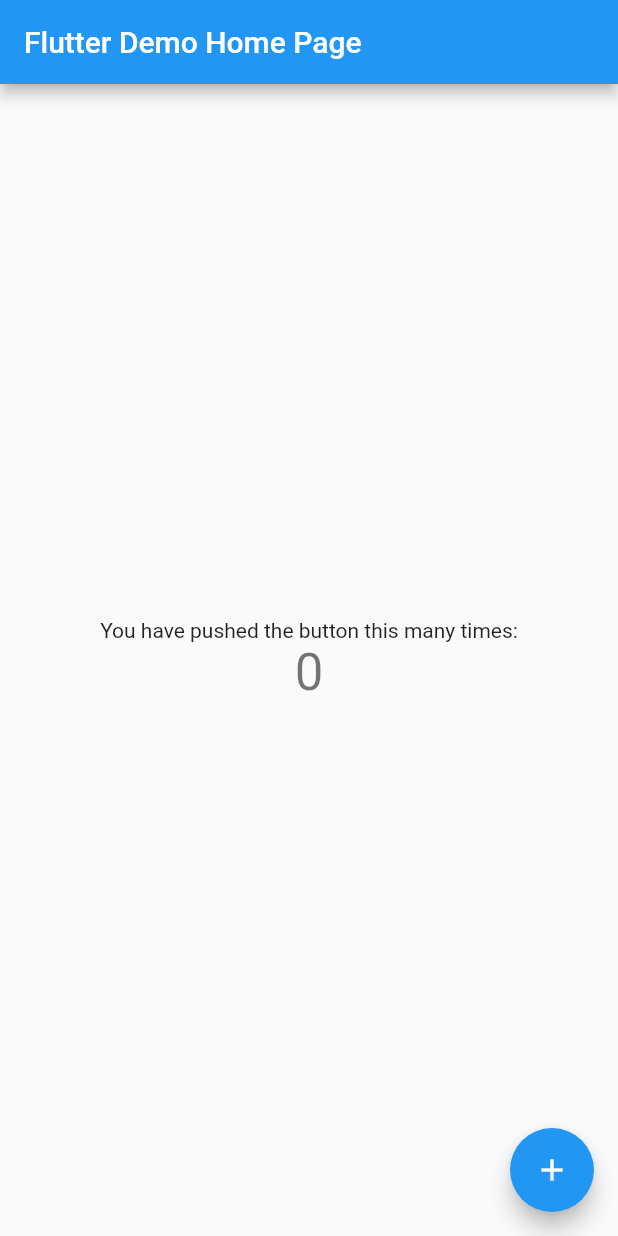
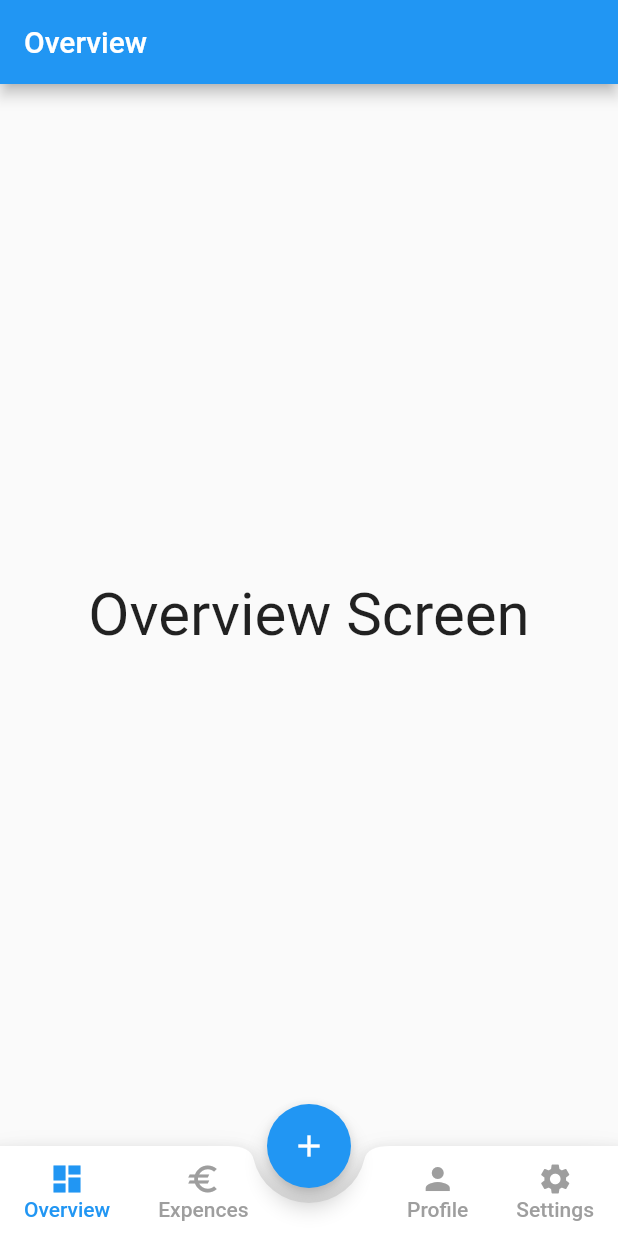
Before and after one commit to forgedis/savethem, a Flutter app: the screen it shows after launch, on a phone screen of 412 x 824 dp. Run offline on Flutter 3.47's test engine with Material 2 defaults, Android fonts, the phone set to English and light mode, and no system bars.

Commit message:
bottom navigation bar created

```diff
--- /dev/null
+++ b/lib/home.dart
@@ -0,0 +1,166 @@
+import 'package:flutter/material.dart';
+import 'package:flutter/services.dart';
+import 'package:savethem/pages/addReceipt.dart';
+import 'package:savethem/pages/expences.dart';
+import 'package:savethem/pages/overview.dart';
+import 'package:savethem/pages/profile.dart';
+import 'package:savethem/pages/settings.dart';
+
+class Homepage extends StatefulWidget {
+  const Homepage({Key? key}) : super(key: key);
+
+  @override
+  State<Homepage> createState() => _HomepageState();
+}
+
+class _HomepageState extends State<Homepage> {
+  int currentTab = 0;
+  final List<Widget> screens = [
+    Overview(),
+    Profile(),
+    Settings(),
+    Expences(),
+    AddReceipt()
+  ];
+
+  final PageStorageBucket bucket = PageStorageBucket();
+  Widget currentScreen = Overview();
+
+  @override
+  Widget build(BuildContext context) {
+    return Scaffold(
+      body: PageStorage(bucket: bucket, child: currentScreen),
+      floatingActionButton: FloatingActionButton(
+        child: Icon(Icons.add),
+        onPressed: () {
+          setState(() {
+            currentScreen = AddReceipt();
+            currentTab = 4;
+          });
+        },
+      ),
+      floatingActionButtonLocation: FloatingActionButtonLocation.centerDocked,
+      bottomNavigationBar: BottomAppBar(
+        shape: CircularNotchedRectangle(),
+        notchMargin: 10,
+        child: Container(
+          height: 60,
+          child: Row(
+            mainAxisAlignment: MainAxisAlignment.spaceBetween,
+            children: [
+              //Left side of bottom bar
+              Row(
+                crossAxisAlignment: CrossAxisAlignment.start,
+                children: [
+                  MaterialButton(
+                    minWidth: 40,
+                    onPressed: () {
+                      setState(() {
+                        currentScreen = Overview();
+                        currentTab = 0;
+                      });
+                    },
+                    child: Column(
+                      mainAxisAlignment: MainAxisAlignment.center,
+                      children: [
+                        Icon(
+                          Icons.dashboard,
+                          color: currentTab == 0 ? Colors.blue : Colors.grey,
+                        ),
+                        Text(
+                          'Overview',
+                          style: TextStyle(
+                              color:
+                                  currentTab == 0 ? Colors.blue : Colors.grey),
+                        )
+                      ],
+                    ),
+                  ),
+                  MaterialButton(
+                    minWidth: 40,
+                    onPressed: () {
+                      setState(() {
+                        currentScreen = Expences();
+                        currentTab = 1;
+                      });
+                    },
+                    child: Column(
+                      mainAxisAlignment: MainAxisAlignment.center,
+                      children: [
+                        Icon(
+                          Icons.euro,
+                          color: currentTab == 1 ? Colors.blue : Colors.grey,
+                        ),
+                        Text(
+                          'Expences',
+                          style: TextStyle(
+                              color:
+                                  currentTab == 1 ? Colors.blue : Colors.grey),
+                        )
+                      ],
+                    ),
+                  ),
+                ],
+              ),
+
+              //Right side of bottom bar
+              Row(
+                crossAxisAlignment: CrossAxisAlignment.start,
+                children: [
+                  MaterialButton(
+                    minWidth: 40,
+                    onPressed: () {
+                      setState(() {
+                        currentScreen = Profile();
+                        currentTab = 2;
+                      });
+                    },
+                    child: Column(
+                      mainAxisAlignment: MainAxisAlignment.center,
+                      children: [
+                        Icon(
+                          Icons.person,
+                          color: currentTab == 2 ? Colors.blue : Colors.grey,
+                        ),
+                        Text(
+                          'Profile',
+                          style: TextStyle(
+                              color:
+                                  currentTab == 2 ? Colors.blue : Colors.grey),
+                        )
+                      ],
+                    ),
+                  ),
+                  MaterialButton(
+                    minWidth: 40,
+                    onPressed: () {
+                      setState(() {
+                        currentScreen = Settings();
+                        currentTab = 3;
+                      });
+                    },
+                    child: Column(
+                      mainAxisAlignment: MainAxisAlignment.center,
+                      children: [
+                        Icon(
+                          Icons.settings,
+                          color: currentTab == 3 ? Colors.blue : Colors.grey,
+                        ),
+                        Text(
+                          'Settings',
+                          style: TextStyle(
+                              color:
+                                  currentTab == 3 ? Colors.blue : Colors.grey),
+                        )
+                      ],
+                    ),
+                  ),
+                ],
+              ),
+            ],
+          ),
+        ),
+      ),
+    );
+  }
+}
--- a/lib/main.dart
+++ b/lib/main.dart
@@ -1,115 +1,24 @@
 import 'package:flutter/material.dart';
+
+import 'home.dart';
 
 void main() {
   runApp(const MyApp());
 }
 
 class MyApp extends StatelessWidget {
-  const MyApp({super.key});
+  const MyApp({Key? key}) : super(key: key);
 
-  // This widget is the root of your application.
   @override
   Widget build(BuildContext context) {
     return MaterialApp(
-      title: 'Flutter Demo',
+      title: 'Test',
       theme: ThemeData(
-        // This is the theme of your application.
-        //
-        // Try running your application with "flutter run". You'll see the
-        // application has a blue toolbar. Then, without quitting the app, try
-        // changing the primarySwatch below to Colors.green and then invoke
-        // "hot reload" (press "r" in the console where you ran "flutter run",
-        // or simply save your changes to "hot reload" in a Flutter IDE).
-        // Notice that the counter didn't reset back to zero; the application
-        // is not restarted.
         primarySwatch: Colors.blue,
+        visualDensity: VisualDensity.adaptivePlatformDensity,
       ),
-      home: const MyHomePage(title: 'Flutter Demo Home Page'),
+      home: Homepage(),
+      debugShowCheckedModeBanner: false,
     );
   }
 }
-
-class MyHomePage extends StatefulWidget {
-  const MyHomePage({super.key, required this.title});
-
-  // This widget is the home page of your application. It is stateful, meaning
-  // that it has a State object (defined below) that contains fields that affect
-  // how it looks.
-
-  // This class is the configuration for the state. It holds the values (in this
-  // case the title) provided by the parent (in this case the App widget) and
-  // used by the build method of the State. Fields in a Widget subclass are
-  // always marked "final".
-
-  final String title;
-
-  @override
-  State<MyHomePage> createState() => _MyHomePageState();
-}
-
-class _MyHomePageState extends State<MyHomePage> {
-  int _counter = 0;
-
-  void _incrementCounter() {
-    setState(() {
-      // This call to setState tells the Flutter framework that something has
-      // changed in this State, which causes it to rerun the build method below
-      // so that the display can reflect the updated values. If we changed
-      // _counter without calling setState(), then the build method would not be
-      // called again, and so nothing would appear to happen.
-      _counter++;
-    });
-  }
-
-  @override
-  Widget build(BuildContext context) {
-    // This method is rerun every time setState is called, for instance as done
-    // by the _incrementCounter method above.
-    //
-    // The Flutter framework has been optimized to make rerunning build methods
-    // fast, so that you can just rebuild anything that needs updating rather
-    // than having to individually change instances of widgets.
-    return Scaffold(
-      appBar: AppBar(
-        // Here we take the value from the MyHomePage object that was created by
-        // the App.build method, and use it to set our appbar title.
-        title: Text(widget.title),
-      ),
-      body: Center(
-        // Center is a layout widget. It takes a single child and positions it
-        // in the middle of the parent.
-        child: Column(
-          // Column is also a layout widget. It takes a list of children and
-          // arranges them vertically. By default, it sizes itself to fit its
-          // children horizontally, and tries to be as tall as its parent.
-          //
-          // Invoke "debug painting" (press "p" in the console, choose the
-          // "Toggle Debug Paint" action from the Flutter Inspector in Android
-          // Studio, or the "Toggle Debug Paint" command in Visual Studio Code)
-          // to see the wireframe for each widget.
-          //
-          // Column has various properties to control how it sizes itself and
-          // how it positions its children. Here we use mainAxisAlignment to
-          // center the children vertically; the main axis here is the vertical
-          // axis because Columns are vertical (the cross axis would be
-          // horizontal).
-          mainAxisAlignment: MainAxisAlignment.center,
-          children: <Widget>[
-            const Text(
-              'You have pushed the button this many times:',
-            ),
-            Text(
-              '$_counter',
-              style: Theme.of(context).textTheme.headline4,
-            ),
-          ],
-        ),
-      ),
-      floatingActionButton: FloatingActionButton(
-        onPressed: _incrementCounter,
-        tooltip: 'Increment',
-        child: const Icon(Icons.add),
-      ), // This trailing comma makes auto-formatting nicer for build methods.
-    );
-  }
-}
--- /dev/null
+++ b/lib/pages/addReceipt.dart
@@ -0,0 +1,20 @@
+import 'package:flutter/material.dart';
+
+class AddReceipt extends StatefulWidget {
+  const AddReceipt({Key? key}) : super(key: key);
+
+  @override
+  State<AddReceipt> createState() => _AddReceiptState();
+}
+
+class _AddReceiptState extends State<AddReceipt> {
+  @override
+  Widget build(BuildContext context) {
+    return Scaffold(
+      appBar: AppBar(title: Text('Add Receipt')),
+      body: Center(
+        child: Text('Add Receipt Screen', style: TextStyle(fontSize: 40)),
+      ),
+    );
+  }
+}
--- /dev/null
+++ b/lib/pages/expences.dart
@@ -0,0 +1,20 @@
+import 'package:flutter/material.dart';
+
+class Expences extends StatefulWidget {
+  const Expences({Key? key}) : super(key: key);
+
+  @override
+  State<Expences> createState() => _ExpencesState();
+}
+
+class _ExpencesState extends State<Expences> {
+  @override
+  Widget build(BuildContext context) {
+    return Scaffold(
+      appBar: AppBar(title: Text('Expences')),
+      body: Center(
+        child: Text('Expences Screen', style: TextStyle(fontSize: 40)),
+      ),
+    );
+  }
+}
--- /dev/null
+++ b/lib/pages/overview.dart
@@ -0,0 +1,25 @@
+import 'package:flutter/material.dart';
+import 'package:flutter/services.dart';
+
+class Overview extends StatefulWidget {
+  const Overview({Key? key}) : super(key: key);
+
+  @override
+  State<Overview> createState() => _OverviewState();
+}
+
+class _OverviewState extends State<Overview> {
+  @override
+  Widget build(BuildContext context) {
+    return Scaffold(
+      appBar: AppBar(
+        title: Text('Overview'),
+        systemOverlayStyle:
+            SystemUiOverlayStyle(statusBarColor: Colors.transparent),
+      ),
+      body: Center(
+        child: Text('Overview Screen', style: TextStyle(fontSize: 40)),
+      ),
+    );
+  }
+}
--- /dev/null
+++ b/lib/pages/profile.dart
@@ -0,0 +1,20 @@
+import 'package:flutter/material.dart';
+
+class Profile extends StatefulWidget {
+  const Profile({Key? key}) : super(key: key);
+
+  @override
+  State<Profile> createState() => _ProfileState();
+}
+
+class _ProfileState extends State<Profile> {
+  @override
+  Widget build(BuildContext context) {
+    return Scaffold(
+      appBar: AppBar(title: Text('Profile')),
+      body: Center(
+        child: Text('Profile Screen', style: TextStyle(fontSize: 40)),
+      ),
+    );
+  }
+}
--- /dev/null
+++ b/lib/pages/settings.dart
@@ -0,0 +1,20 @@
+import 'package:flutter/material.dart';
+
+class Settings extends StatefulWidget {
+  const Settings({Key? key}) : super(key: key);
+
+  @override
+  State<Settings> createState() => _SettingsState();
+}
+
+class _SettingsState extends State<Settings> {
+  @override
+  Widget build(BuildContext context) {
+    return Scaffold(
+      appBar: AppBar(title: Text('Settings')),
+      body: Center(
+        child: Text('Settings Screen', style: TextStyle(fontSize: 40)),
+      ),
+    );
+  }
+}
```
Also changed, not shown: 1 other file.
